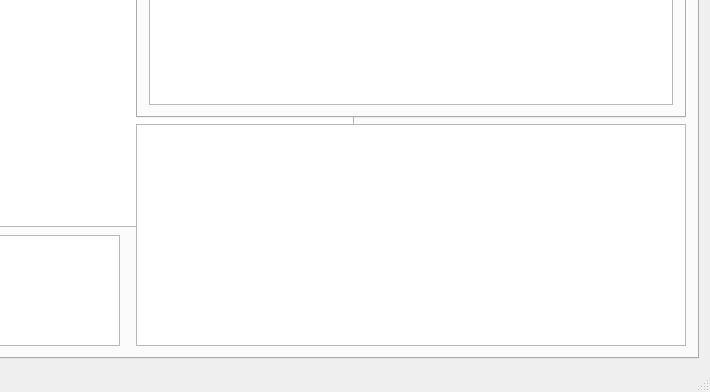
ahmed-agiza/MPLS, file mainwindow.ui: the form before one commit; both pictures show x 570 to 1280 and y 328 to 720 of the 1280 by 720 pixel window.
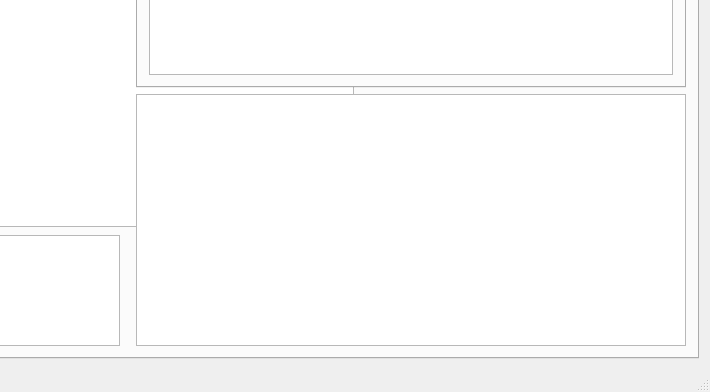
The form after the commit.

```diff
--- a/mainwindow.ui
+++ b/mainwindow.ui
@@ -88,7 +88,7 @@
                 <property name="minimumSize">
                  <size>
                   <width>0</width>
-                  <height>350</height>
+                  <height>320</height>
                  </size>
                 </property>
                 <property name="currentIndex">
@@ -121,7 +121,7 @@
                 <property name="minimumSize">
                  <size>
                   <width>550</width>
-                  <height>0</height>
+                  <height>250</height>
                  </size>
                 </property>
                 <property name="toolTip">
```
Left out of the diff: 4 changed lines with no effect on the pictures.
